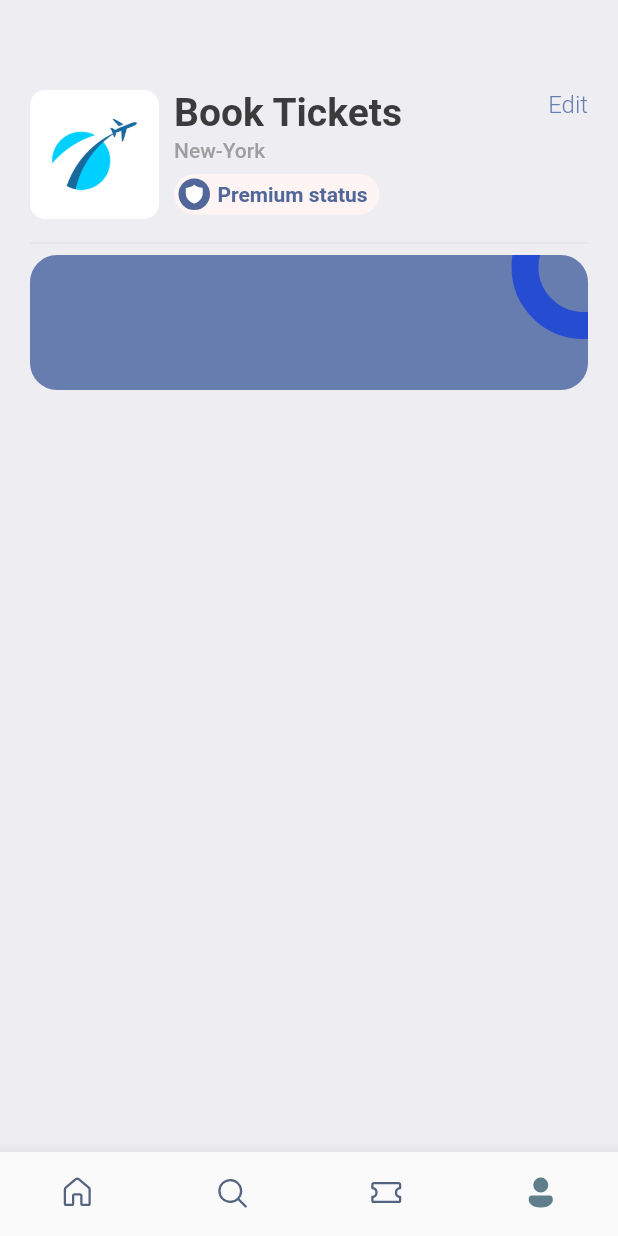
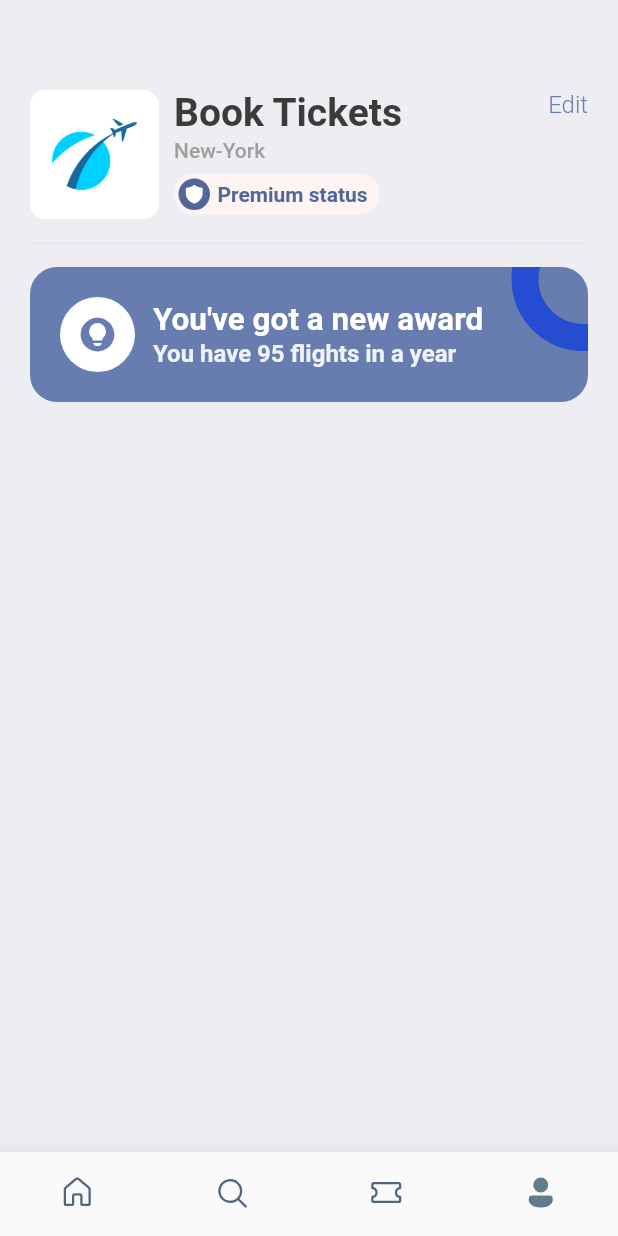
Before and after one commit to ErickPimentel/booktickets, a Flutter app: the screen it shows after launch, item 4 of the bottom bar chosen, on a phone screen of 412 x 824 dp. Run offline on Flutter 3.47's test engine with Material 2 defaults, Android fonts, the phone set to English and light mode, and no system bars; our stand-ins replace barcode_widget, fluentui_icons, gap, get.

Commit message:
feat: Stack Widget

```diff
--- a/lib/screens/profile_screen.dart
+++ b/lib/screens/profile_screen.dart
@@ -89,6 +89,7 @@ class ProfileScreen extends StatelessWidget {
           ),
           Gap(AppLayout.getHeight(8)),
           Divider(color: Colors.grey.shade300,),
+          Gap(AppLayout.getHeight(8)),
           Stack(
             children: [
               Container(
@@ -109,10 +110,44 @@ class ProfileScreen extends StatelessWidget {
                     border: Border.all(width: 18, color: Color(0xFF264CD2)
                     )
                 ),
-              ),)
+              ),),
+              Container(
+                padding: EdgeInsets.symmetric(horizontal: AppLayout.getHeight(20), vertical: AppLayout.getHeight(20)),
+                child: Row(
+                  mainAxisAlignment: MainAxisAlignment.start,
+                  crossAxisAlignment: CrossAxisAlignment.center,
+                  children: [
+                    CircleAvatar(
+                      child: Icon(
+                      FluentSystemIcons.ic_fluent_lightbulb_circle_filled,
+                      color: Styles.primaryColor, size: 27,),
+                      maxRadius: 25,
+                      backgroundColor: Colors.white,
+                    ),
+                    Gap(AppLayout.getHeight(12)),
+                    Column(
+                      mainAxisAlignment: MainAxisAlignment.start,
+                      crossAxisAlignment: CrossAxisAlignment.start,
+                      children: [
+                        Text("You\'ve got a new award",
+                        style: Styles.headLineStyle2.copyWith(
+                          fontWeight: FontWeight.bold, color: Colors.white
+                          ),
+                        ),
+                        Text("You have 95 flights in a year",
+                          style: Styles.headLineStyle2.copyWith(
+                              fontWeight: FontWeight.bold, color: Colors.white.withOpacity(0.9), fontSize: 16
+                          ),
+                        ),
+                      ],
+                    )
+                  ],
+                ),
+              )
 
             ],
-          )
+          ),
+
         ],
       ),
     );
```
